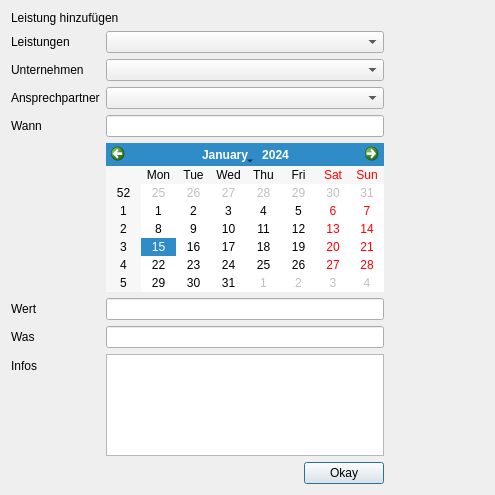
First picture: the form in activity.ui, repository green-lion-racing/glr-database, before the edit.
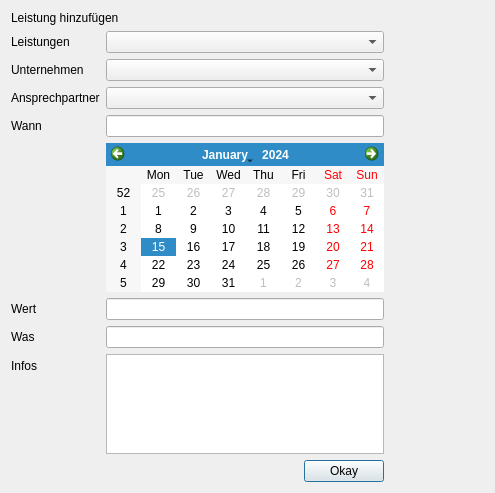
Second picture: the form after the edit.

```diff
--- a/activity.ui
+++ b/activity.ui
@@ -7,14 +7,12 @@
     <x>0</x>
     <y>0</y>
     <width>495</width>
-    <height>495</height>
+    <height>493</height>
    </rect>
   </property>
   <property name="windowTitle">
    <string>Dialog</string>
   </property>
-  <layout class="QVBoxLayout" name="verticalLayout_2">
-   <item>
     <layout class="QVBoxLayout" name="verticalLayout">
      <item>
       <widget class="QLabel" name="l_dialogTitle">
@@ -150,8 +148,6 @@
           <string>Leistungen...</string>
          </property>
         </widget>
-       </item>
-      </layout>
      </item>
     </layout>
    </item>
```
Lines whose indentation alone changed are shown as unchanged.
